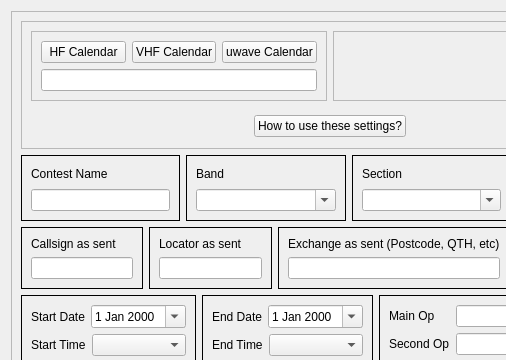
Old version of the form mqt/MqtLogger/contestdetails.ui in the repository Rsclub22/Minos2-Mirror; both pictures show x 0 to 506 and y 0 to 360 of the 641 by 820 pixel window.
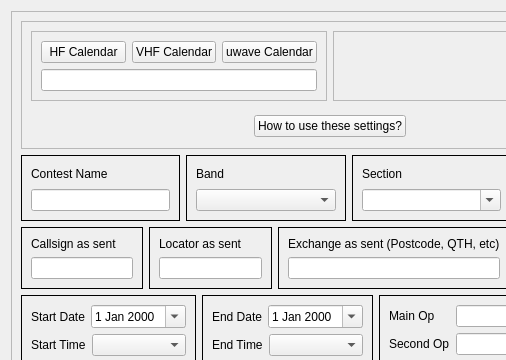
New version of the form. Custom widgets are drawn as their Qt base class.

Commit message: Don't allow editting of the band in contest details

What changed in the file:
```diff
--- a/mqt/MqtLogger/contestdetails.ui
+++ b/mqt/MqtLogger/contestdetails.ui
@@ -264,7 +264,7 @@
                </sizepolicy>
               </property>
               <property name="editable">
-               <bool>true</bool>
+               <bool>false</bool>
               </property>
               <property name="sizeAdjustPolicy">
                <enum>QComboBox::AdjustToContents</enum>
```
The commit also changes 1 other file.
